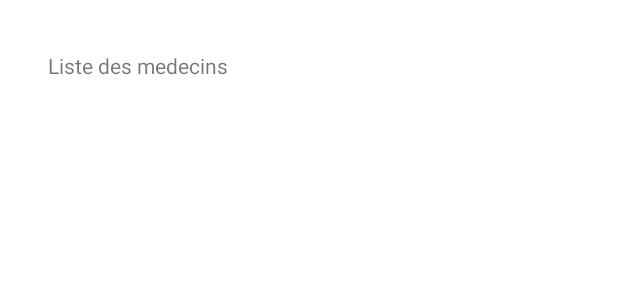
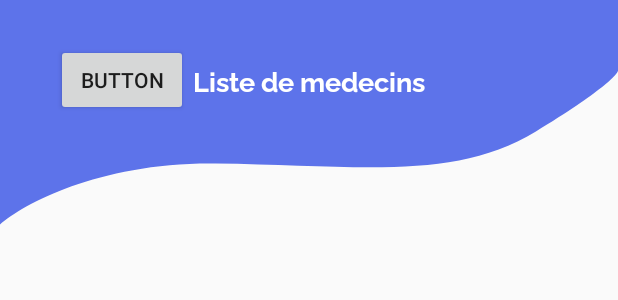
Before and after one commit to IssamLynx/Yebra, an Android app: the layout fragment_liste_medecins.xml on its own in the app's theme, with its tools: preview values and no code run, on a phone screen of 412 x 824 dp. Shown: the top 300 px of the screen. Run offline under Robolectric (Android 15) with nearby library versions, the phone set to English and light mode, and no system bars.

Commit message:
liste de medecins

```diff
--- a/app/build.gradle
+++ b/app/build.gradle
@@ -68,6 +68,8 @@ dependencies {
     //logger
     implementation("com.squareup.okhttp3:logging-interceptor:4.9.1")
 
+    implementation 'com.github.bumptech.glide:glide:4.12.0'
+
 
 
 }
--- a/app/src/main/AndroidManifest.xml
+++ b/app/src/main/AndroidManifest.xml
@@ -13,15 +13,15 @@
         android:theme="@style/Theme.ProjetTDM"
         >
         <activity android:name=".ui.MainActivitytest">
+
+        </activity>
+        <activity android:name=".ui.UserActivity">
             <intent-filter>
                 <action android:name="android.intent.action.MAIN" />
 
                 <category android:name="android.intent.category.LAUNCHER" />
             </intent-filter>
         </activity>
-        <activity android:name=".ui.UserActivity">
-
-        </activity>
         <activity android:name=".ui.authentification.MainActivity"></activity>
     </application>
 
--- a/app/src/main/java/com/example/projettdm/ui/affichageMedecins/ListeMedecins.kt
+++ b/app/src/main/java/com/example/projettdm/ui/affichageMedecins/ListeMedecins.kt
@@ -8,6 +8,7 @@ import android.view.View
 import android.view.ViewGroup
 import androidx.lifecycle.Observer
 import androidx.lifecycle.ViewModelProvider
+import androidx.navigation.findNavController
 import androidx.recyclerview.widget.LinearLayoutManager
 import com.example.projettdm.R
 import com.example.projettdm.utils.medecins
@@ -38,6 +39,11 @@ class ListeMedecins : Fragment() {
 
         recyclerView.layoutManager = LinearLayoutManager(requireActivity())
         recyclerView.adapter = adapter
+
+        button9.setOnClickListener {
+            view?.findNavController()?.navigate(R.id.action_listeMedecins_to_confirmerRdv)
+
+        }
     }
 
 
--- a/app/src/main/res/layout/consultation_element.xml
+++ b/app/src/main/res/layout/consultation_element.xml
@@ -6,7 +6,7 @@
     android:layout_height="wrap_content">
 
     <ImageView
-        android:id="@+id/imageView"
+        android:id="@+id/imgMedecinL"
         android:layout_width="100dp"
         android:layout_height="100dp"
         android:layout_marginStart="8dp"
@@ -22,7 +22,7 @@
         android:layout_marginTop="24dp"
         android:text="TextView"
         app:layout_constraintEnd_toStartOf="@+id/imageView3"
-        app:layout_constraintStart_toEndOf="@+id/imageView"
+        app:layout_constraintStart_toEndOf="@+id/imgMedecinL"
         app:layout_constraintTop_toTopOf="parent" />
 
     <ImageView
@@ -42,7 +42,7 @@
         android:text="TextView"
         app:layout_constraintBottom_toBottomOf="parent"
         app:layout_constraintEnd_toStartOf="@+id/imageView3"
-        app:layout_constraintStart_toEndOf="@+id/imageView"
+        app:layout_constraintStart_toEndOf="@+id/imgMedecinL"
         app:layout_constraintTop_toBottomOf="@+id/nomR" />
 
 </androidx.constraintlayout.widget.ConstraintLayout>
--- a/app/src/main/res/layout/fragment_liste_medecins.xml
+++ b/app/src/main/res/layout/fragment_liste_medecins.xml
@@ -6,23 +6,44 @@
     android:layout_height="match_parent"
     tools:context=".ui.affichageMedecins.ListeMedecins">
 
+    <androidx.constraintlayout.widget.ConstraintLayout
+        android:id="@+id/view1"
+        android:layout_width="0dp"
+        android:layout_height="150dp"
+        android:background="@drawable/auth_shape"
+        android:backgroundTint="#5D73EA"
+        app:layout_constraintEnd_toEndOf="parent"
+        app:layout_constraintStart_toStartOf="parent"
+        app:layout_constraintTop_toTopOf="parent">
+
+        <TextView
+            android:id="@+id/textView12"
+
+            android:text="Liste de medecins"
+            app:layout_constraintEnd_toEndOf="parent"
+            app:layout_constraintStart_toStartOf="parent"
+            app:layout_constraintTop_toTopOf="parent"
+            android:textSize="18sp"
+            style="@style/topText"/>
+
+        <Button
+            android:id="@+id/button9"
+            android:layout_width="wrap_content"
+            android:layout_height="wrap_content"
+            android:layout_marginStart="37dp"
+            android:layout_marginTop="29dp"
+            android:text="Button"
+            app:layout_constraintStart_toStartOf="parent"
+            app:layout_constraintTop_toTopOf="parent" />
+    </androidx.constraintlayout.widget.ConstraintLayout>
+
     <androidx.recyclerview.widget.RecyclerView
         android:id="@+id/recyclerView"
-        android:layout_width="409dp"
-        android:layout_height="729dp"
-        android:layout_marginTop="80dp"
+        android:layout_width="0dp"
+        android:layout_height="0dp"
         app:layout_constraintBottom_toBottomOf="parent"
         app:layout_constraintEnd_toEndOf="parent"
         app:layout_constraintStart_toStartOf="parent"
-        app:layout_constraintTop_toTopOf="parent" />
+        app:layout_constraintTop_toBottomOf="@+id/view1" />
 
-    <TextView
-        android:id="@+id/textView5"
-        android:layout_width="wrap_content"
-        android:layout_height="wrap_content"
-        android:layout_marginStart="32dp"
-        android:text="Liste des medecins"
-        app:layout_constraintBottom_toTopOf="@+id/recyclerView"
-        app:layout_constraintStart_toStartOf="parent"
-        app:layout_constraintTop_toTopOf="parent" />
 </androidx.constraintlayout.widget.ConstraintLayout>
--- a/app/src/main/res/values-night/themes.xml
+++ /dev/null
@@ -1,16 +0,0 @@
-<resources xmlns:tools="http://schemas.android.com/tools">
-    <!-- Base application theme. -->
-    <style name="Theme.ProjetTDM" parent="Theme.MaterialComponents.DayNight.DarkActionBar">
-        <!-- Primary brand color. -->
-        <item name="colorPrimary">@color/purple_200</item>
-        <item name="colorPrimaryVariant">@color/purple_700</item>
-        <item name="colorOnPrimary">@color/black</item>
-        <!-- Secondary brand color. -->
-        <item name="colorSecondary">@color/teal_200</item>
-        <item name="colorSecondaryVariant">@color/teal_200</item>
-        <item name="colorOnSecondary">@color/black</item>
-        <!-- Status bar color. -->
-        <item name="android:statusBarColor" tools:targetApi="l">?attr/colorPrimaryVariant</item>
-        <!-- Customize your theme here. -->
-    </style>
-</resources>
--- a/app/src/main/res/values/themes.xml
+++ /dev/null
@@ -1,16 +0,0 @@
-<resources xmlns:tools="http://schemas.android.com/tools">
-    <!-- Base application theme. -->
-    <style name="Theme.ProjetTDM" parent="Theme.MaterialComponents.DayNight.NoActionBar">
-        <!-- Primary brand color. -->
-        <item name="colorPrimary">@color/purple_500</item>
-        <item name="colorPrimaryVariant">@color/purple_700</item>
-        <item name="colorOnPrimary">@color/white</item>
-        <!-- Secondary brand color. -->
-        <item name="colorSecondary">@color/teal_200</item>
-        <item name="colorSecondaryVariant">@color/teal_700</item>
-        <item name="colorOnSecondary">@color/black</item>
-        <!-- Status bar color. -->
-        <item name="android:statusBarColor" tools:targetApi="l">?attr/colorPrimaryVariant</item>
-        <!-- Customize your theme here. -->
-    </style>
-</resources>
```
Also changed, not shown: app/src/main/java/com/example/projettdm/ui/UserActivity.kt (+11 -1 lines), app/src/main/java/com/example/projettdm/ui/affichageMedecins/MedecinAdapter.kt (+12 -2 lines), app/src/main/res/layout/activity_user.xml (+6 -4 lines), app/src/main/res/layout/fragment_confirmer_rdv.xml (+5 -5 lines), app/src/main/res/layout/fragment_rendez_vous.xml (+5 -5 lines), app/src/main/res/layout/medecin_element.xml (+36 -7 lines), app/src/main/res/navigation/nav_graph.xml (+11 -2 lines).
